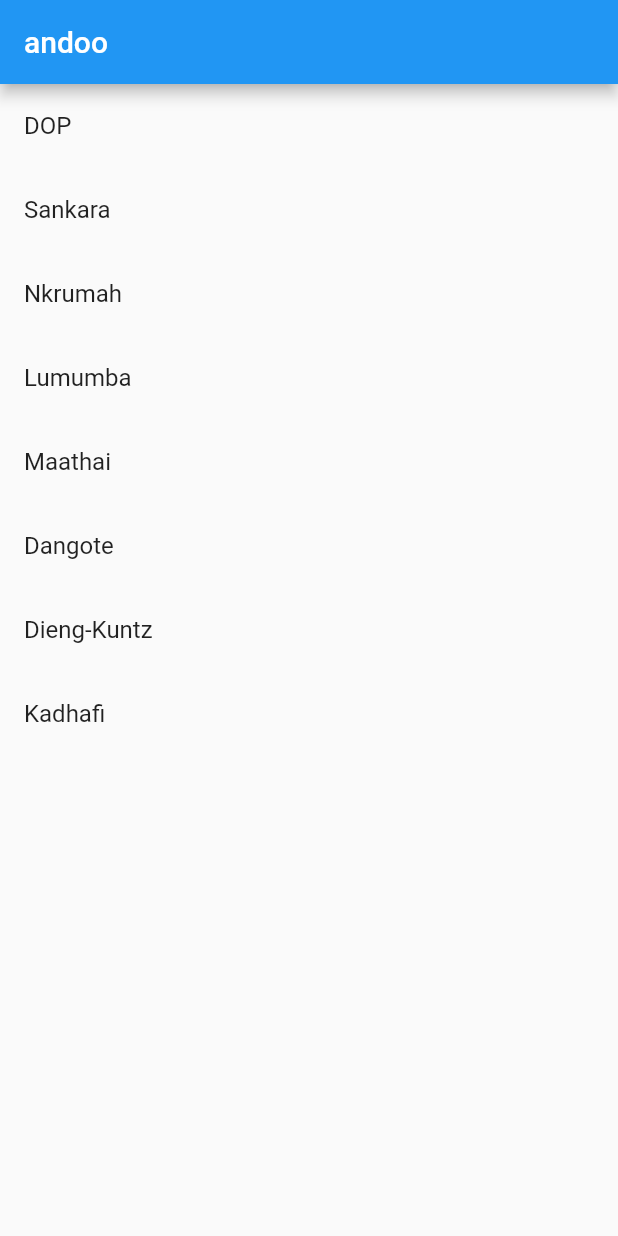
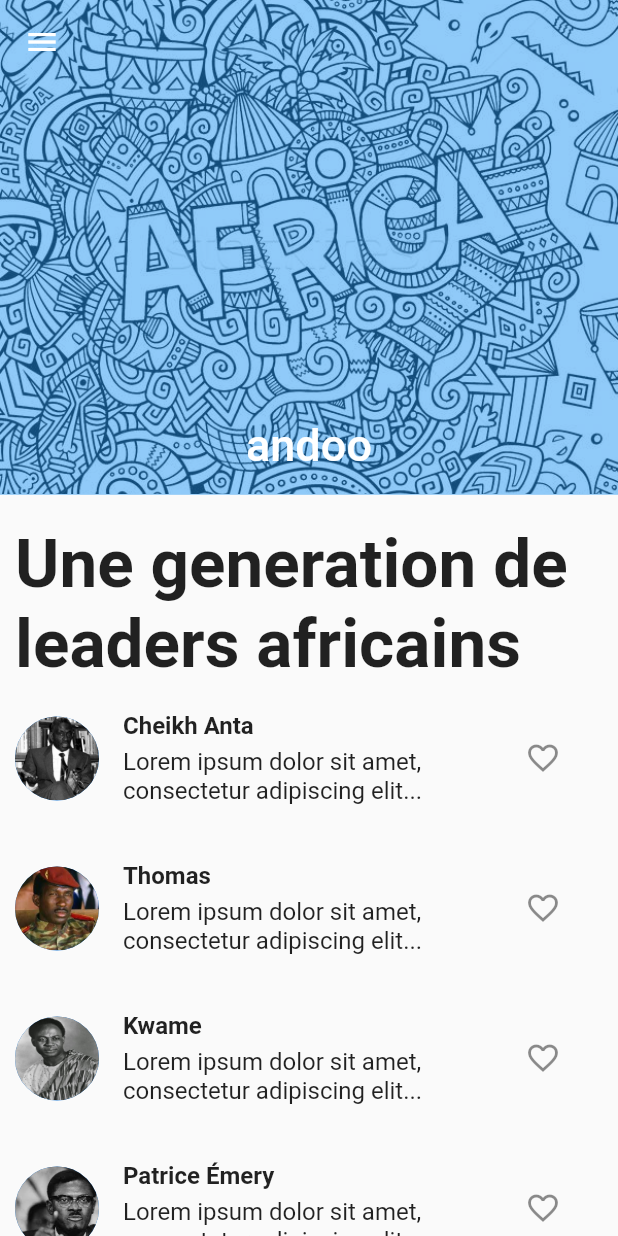
Before and after one commit to alphacpc/andoo, a Flutter app: the screen it shows after launch, on a phone screen of 412 x 824 dp. Run offline on Flutter 3.47's test engine with Material 2 defaults, Android fonts, the phone set to English and light mode, and no system bars; drawn by our look-alikes of flutter_slidable; our stand-ins replace getwidget; Roboto replaces fonts that are missing (Cabin).

Commit message:
Update Home and Detail Page

```diff
--- a/lib/main.dart
+++ b/lib/main.dart
@@ -6,7 +6,9 @@ void main() {
   runApp(
     MaterialApp(
       title: 'Passing Data',
-      home: TodosScreen(
+      debugShowCheckedModeBanner: false,
+      theme: ThemeData(primaryColor: Colors.deepOrange),
+      home: HomeScreen(
         leaders: [
           Leader(
               "Cheikh Anta",
--- a/lib/models/LeaderType.dart
+++ b/lib/models/LeaderType.dart
@@ -3,13 +3,13 @@ class Leader {
   String leaderLname = '';
   String? leaderBorn;
   String? leaderDie;
-  String leaderRole;
-  String leaderCountry;
-  String? leaderPicture;
-  String? leaderMessage;
+  String? leaderRole;
+  String? leaderCountry;
+  String leaderPicture = '';
+  String leaderMessage = '';
   String? leaderBook;
   bool leaderIsDies = false;
 
-  Leader(
-      this.leaderFname, this.leaderLname, this.leaderCountry, this.leaderRole);
+  Leader(this.leaderFname, this.leaderLname, this.leaderMessage,
+      this.leaderPicture);
 }
--- a/lib/screens/details.dart
+++ b/lib/screens/details.dart
@@ -2,18 +2,15 @@ import 'package:andoo/models/LeaderType.dart';
 import 'package:flutter/material.dart';
 
 class DetailScreen extends StatelessWidget {
-  // In the constructor, require a Leader.
   const DetailScreen({Key? key, required this.leader}) : super(key: key);
 
-  // Declare a field that holds the Leader.
   final Leader leader;
 
   @override
   Widget build(BuildContext context) {
-    // Use the Leader to create the UI.
     return Scaffold(
       appBar: AppBar(
-        title: Text(leader.leaderFname),
+        title: Text('Details [ ' + leader.leaderFname + ' ]'),
       ),
       body: Padding(
         padding: const EdgeInsets.all(16.0),
@@ -21,8 +18,7 @@ class DetailScreen extends StatelessWidget {
           children: [
             Text(leader.leaderLname),
             Text(leader.leaderFname),
-            Text(leader.leaderRole),
-            Text(leader.leaderCountry),
+            Text(leader.leaderMessage),
           ],
         ),
       ),
--- a/lib/screens/home.dart
+++ b/lib/screens/home.dart
@@ -1,37 +1,164 @@
 import 'package:andoo/screens/details.dart';
 import 'package:andoo/models/LeaderType.dart';
 import 'package:flutter/material.dart';
+import 'package:flutter_slidable/flutter_slidable.dart';
 
-class TodosScreen extends StatelessWidget {
-  TodosScreen({Key? key, required this.leaders}) : super(key: key);
+import 'package:getwidget/components/avatar/gf_avatar.dart';
+import 'package:getwidget/components/list_tile/gf_list_tile.dart';
+import 'package:getwidget/shape/gf_avatar_shape.dart';
+
+class HomeScreen extends StatelessWidget {
+  HomeScreen({Key? key, required this.leaders}) : super(key: key);
 
   final List<Leader> leaders;
 
   @override
   Widget build(BuildContext context) {
+    double fullWidthScreen = MediaQuery.of(context).size.width;
+    double fullheightScreen = MediaQuery.of(context).size.height;
+
     return Scaffold(
-      appBar: AppBar(
-        title: const Text('andoo'),
+      drawer: Container(
+        width: fullWidthScreen / 2,
+        child: Drawer(
+          child: ListView(
+            padding: EdgeInsets.zero,
+            children: [
+              const DrawerHeader(
+                  decoration: BoxDecoration(color: Colors.deepOrange),
+                  child: Text('Bienvenue sur andoo')),
+              ListTile(
+                title: const Text('Proverbe'),
+                onTap: () => Navigator.pop(context),
               ),
-      body: ListView.builder(
+              ListTile(
+                title: const Text('Pays'),
+                onTap: () => Navigator.pop(context),
+              ),
+              ListTile(
+                title: const Text('Parametres'),
+                onTap: () => Navigator.pop(context),
+              ),
+            ],
+          ),
+        ),
+      ),
+      body: CustomScrollView(
+        slivers: [
+          SliverAppBar(
+            expandedHeight: fullheightScreen * 0.4,
+            floating: false,
+            pinned: true,
+            flexibleSpace: FlexibleSpaceBar(
+              centerTitle: true,
+              title: Text('andoo'),
+              background: Container(
+                decoration: BoxDecoration(
+                    image: DecorationImage(
+                        colorFilter: new ColorFilter.mode(
+                            Colors.deepOrange.withOpacity(0.5),
+                            BlendMode.dstATop),
+                        image: new AssetImage("assets/africa1.jpg"),
+                        fit: BoxFit.cover)),
+              ),
+            ),
+          ),
+          SliverList(
+              delegate: SliverChildListDelegate([
+            Container(
+              margin: EdgeInsets.fromLTRB(10, 20, 0, 0),
+              child: Text(
+                'Une generation de leaders africains',
+                style: TextStyle(
+                  fontFamily: 'Cabin',
+                  fontSize: 45,
+                  fontWeight: FontWeight.bold,
+                ),
+              ),
+            ),
+            Container(
+              child: Column(
+                children: [
+                  Container(
+                    width: fullWidthScreen,
+                    height: fullheightScreen,
+                    child: ListView.builder(
+                      physics: NeverScrollableScrollPhysics(),
                       itemCount: leaders.length,
                       itemBuilder: (context, index) {
-          return ListTile(
-            title: Text(leaders[index].leaderLname),
-            // When a user taps the ListTile, navigate to the DetailScreen.
-            // Notice that you're not only creating a DetailScreen, you're
-            // also passing the current todo through to it.
-            onTap: () {
-              Navigator.push(
+                        return Slidable(
+                          key: ValueKey(4),
+                          child: ListTile(
+                            contentPadding: EdgeInsets.symmetric(
+                                horizontal: 10, vertical: 15),
+                            leading: CircleAvatar(
+                              radius: 28,
+                              backgroundImage:
+                                  new AssetImage(leaders[index].leaderPicture),
+                            ),
+                            title: Container(
+                              // padding: EdgeInsets.fromLTRB(0, 0, 20, 30),
+                              child: Row(
+                                children: [
+                                  Expanded(
+                                    flex: 3,
+                                    child: Column(
+                                      crossAxisAlignment:
+                                          CrossAxisAlignment.start,
+                                      children: [
+                                        Text(
+                                          leaders[index].leaderFname,
+                                          style: TextStyle(
+                                              fontWeight: FontWeight.bold),
+                                        ),
+                                        const SizedBox(height: 5),
+                                        Text(leaders[index].leaderMessage),
+                                      ],
+                                    ),
+                                  ),
+                                  // Icon(Icons.favorite_outline_outlined),
+                                  Expanded(
+                                    flex: 1,
+                                    child:
+                                        Icon(Icons.favorite_outline_outlined),
+                                  )
+                                ],
+                                mainAxisAlignment:
+                                    MainAxisAlignment.spaceBetween,
+                              ),
+                            ),
+                            onTap: () => Navigator.push(
                                 context,
                                 MaterialPageRoute(
-                  builder: (context) => DetailScreen(leader: leaders[index]),
+                                    builder: (context) =>
+                                        DetailScreen(leader: leaders[index]))),
+                          ),
+                          endActionPane: ActionPane(
+                            motion: const ScrollMotion(),
+                            dismissible: DismissiblePane(onDismissed: () {}),
+                            children: const [
+                              SlidableAction(
+                                onPressed: doNothing,
+                                backgroundColor: Color(0xFFD50000),
+                                foregroundColor: Colors.white,
+                                icon: Icons.delete,
+                              ),
+                            ],
                           ),
                         );
                       },
-          );
-        },
+                    ),
+                  )
+                ],
+              ),
+            )
+          ]))
+        ],
       ),
     );
   }
 }
+
+void doNothing(BuildContext context) {
+  print('Hello word');
+}
```
Also changed, not shown: assets/africa1.jpg (renamed from assets/images/africa1.jpg), assets/aliko.jpg (renamed from assets/images/aliko.jpg), assets/anta.jpg (renamed from assets/images/anta.jpg), assets/header.jpg (renamed from assets/images/header.jpg), assets/kadhafi.jpg (renamed from assets/images/kadhafi.jpg), assets/knkrumah.jpg (renamed from assets/images/knkrumah.jpg), assets/matti.jpg (renamed from assets/images/matti.jpg), assets/patrice.jpeg (renamed from assets/images/patrice.jpeg), assets/photo.jpg (renamed from assets/images/photo.jpg), assets/rose.jpeg (renamed from assets/images/rose.jpeg), assets/thomas.jpeg (renamed from assets/images/thomas.jpeg). Lines whose indentation alone changed are shown as unchanged.
